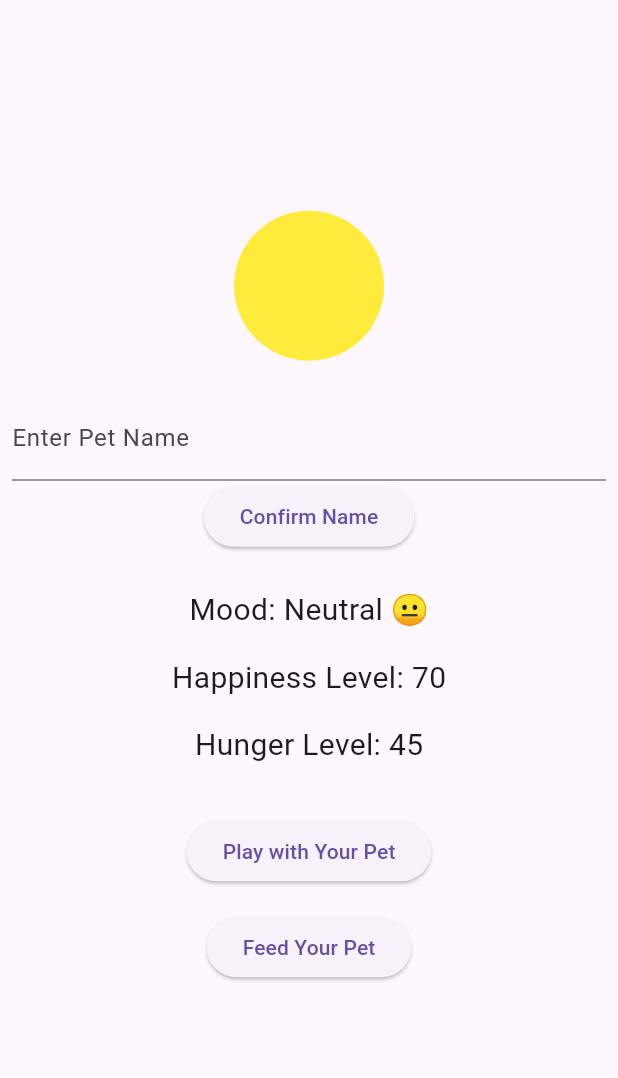
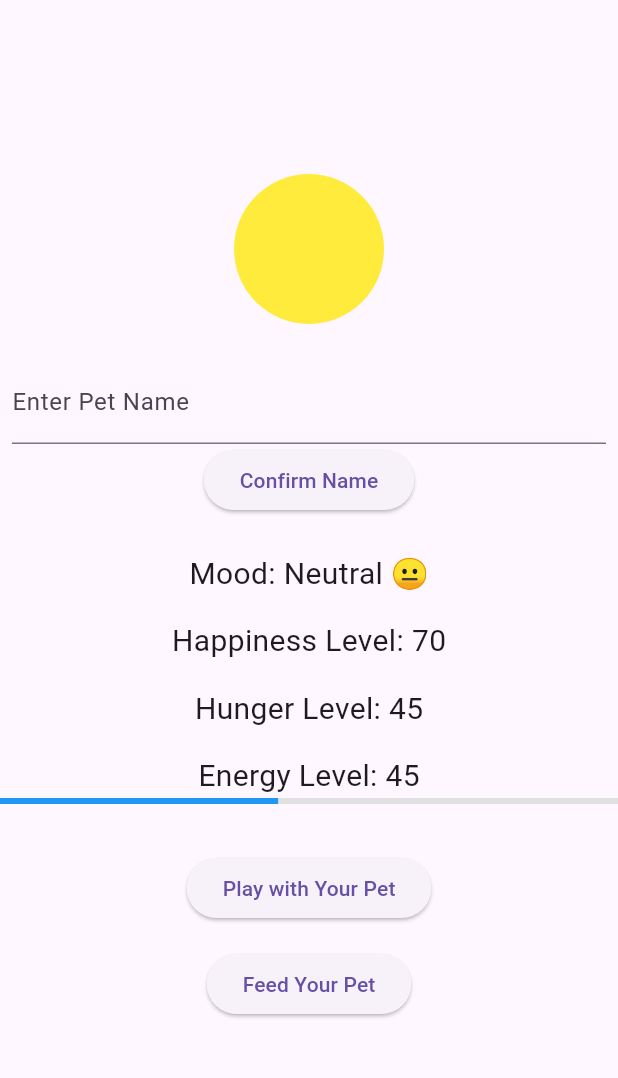
Before and after one commit to nuhs101/digital_pet_app2, a Flutter app: the screen it shows after launch, after a tap on "Play with Your Pet", after a tap on "Feed Your Pet", on a phone screen of 412 x 824 dp, the part 63-1141 px from its top. Run offline on Flutter 3.47's test engine with Material 3 defaults, Android fonts, the phone set to English and light mode, and no system bars.

Commit message:
energy bad widget & energy level logic

```diff
--- a/lib/main.dart
+++ b/lib/main.dart
@@ -15,6 +15,7 @@
   String petName = "Your Pet"; // Default pet name
   int happinessLevel = 50;
   int hungerLevel = 50;
+  int energyLevel = 50; // New state variable for energy level
   final TextEditingController nameController =
       TextEditingController(); // Controller for name input
 
@@ -41,6 +42,10 @@
   void _playWithPet() {
     setState(() {
       happinessLevel = (happinessLevel + 10).clamp(0, 100);
+      energyLevel = (energyLevel - 10).clamp(
+        0,
+        100,
+      ); // Decrease energy when playing
       _updateHunger();
     });
   }
@@ -48,6 +53,10 @@
   void _feedPet() {
     setState(() {
       hungerLevel = (hungerLevel - 10).clamp(0, 100);
+      energyLevel = (energyLevel + 5).clamp(
+        0,
+        100,
+      ); // Increase energy when feeding
       _updateHappiness();
     });
   }
@@ -136,6 +145,17 @@
               'Hunger Level: $hungerLevel',
               style: TextStyle(fontSize: 20.0),
             ),
+            SizedBox(height: 16.0),
+            // Display energy level with progress bar
+            Text(
+              'Energy Level: $energyLevel',
+              style: TextStyle(fontSize: 20.0),
+            ),
+            LinearProgressIndicator(
+              value: energyLevel / 100, // Represents energy as a progress bar
+              backgroundColor: Colors.grey[300],
+              valueColor: AlwaysStoppedAnimation<Color>(Colors.blue),
+            ),
             SizedBox(height: 32.0),
             // Buttons to play and feed the pet
             ElevatedButton(
```
